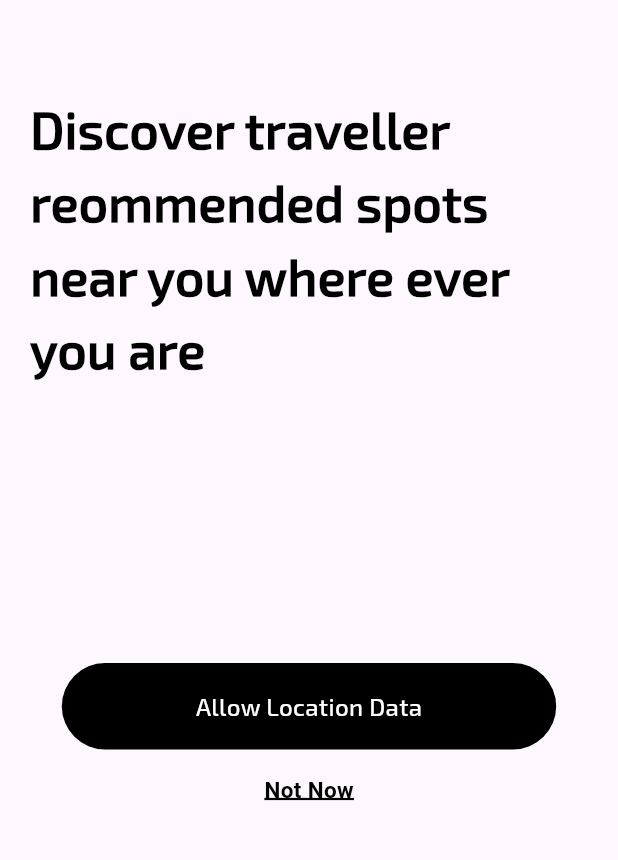
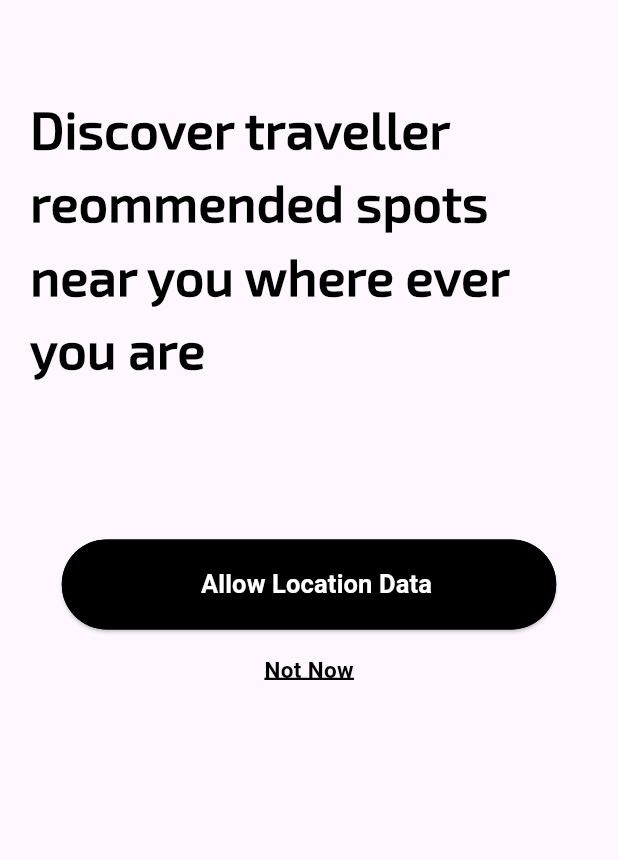
Before and after one commit to hamzajamil27/Adventurist, a Flutter app: the screen it shows after launch, after a tap on "Skip", on a phone screen of 412 x 824 dp, the part 309-1169 px from its top. Run offline on Flutter 3.47's test engine with Material 3 defaults, Android fonts, the phone set to English and light mode, and no system bars; our stand-ins replace firebase_auth, firebase_core, fluttertoast, font_awesome_flutter, google_sign_in, salomon_bottom_bar; accounts and stored records are empty; project files that could hold a hidden picture were left out.

Commit message:
- GoogleSignIn Authentication - Logout - Replaced Welcome screen and Page 2 screen buttons with CustomButtons

```diff
--- a/lib/pagetwo.dart
+++ b/lib/pagetwo.dart
@@ -1,3 +1,4 @@
+import 'package:adventurist/constants/buttons.dart';
 import 'package:adventurist/constants/colors/fontcolors.dart';
 import 'package:flutter/material.dart';
 import 'BottomNavigationBar/navigationbar.dart';
@@ -41,25 +42,18 @@ class _PageTwoState extends State<PageTwo> {
             ),
             ),
 
-              SizedBox(height: height * .2,),
+              SizedBox(height: height * .1,),
 
-             InkWell( onTap: () {},               // allow location button
-             child: Center(
-               child: Container(
-                height: height * .07, width: width * .80,
-                decoration: const BoxDecoration(
-                 color: Colors.black,
-                 borderRadius: BorderRadius.all(Radius.circular(30),),
-                  ),
-                  child: const Center(child: Text("Allow Location Data",
-                  style: TextStyle(fontFamily: Medium, fontSize: 16, color: Colors.white,
+             CustomButton(      //  calling a button from buttons.dart
+                          borderColor: Colors.black,
+                           backgroundColor: Colors.black,
+                           text: 'Allow Location Data',
+                           textColor: Colors.white,
+                           onPressed: (){},
+                               buttonWidth: width*0.8, // Set the desired width for the button
+                               buttonHeight: 60, // Set the desired height for the button
 
-                  ),
-                  ),
-                  ),
-                  ),
-             ),
-             ),
+                              ),
              SizedBox(height: height *.02,),
 
              InkWell( onTap: () {
--- /dev/null
+++ b/lib/screens/AccountScreen_and_SubScreens/auth_service.dart
@@ -0,0 +1 @@
+// TODO Implement this library.
--- a/lib/welcomescreen.dart
+++ b/lib/welcomescreen.dart
@@ -1,7 +1,14 @@
+import 'package:adventurist/BottomNavigationBar/navigationbar.dart';
+import 'package:adventurist/constants/buttons.dart';
 import 'package:adventurist/constants/colors/fontcolors.dart';
 import 'package:adventurist/pagetwo.dart';
+import 'package:adventurist/screens/AccountScreen_and_SubScreens/auth_service.dart';
 import 'package:adventurist/screens/signin_Screen.dart';
+import 'package:firebase_auth/firebase_auth.dart';
 import 'package:flutter/material.dart';
+import 'package:font_awesome_flutter/font_awesome_flutter.dart';
+import 'package:google_sign_in/google_sign_in.dart';
+
 
 class WelcomeScreen extends StatefulWidget {
   const WelcomeScreen({super.key});
@@ -13,9 +20,47 @@ class WelcomeScreen extends StatefulWidget {
 class _WelcomeScreenState extends State<WelcomeScreen> {
   @override
   Widget build(BuildContext context) {
+    bool loading= false;
+    // final auth = FirebaseAuth.instance;
+      final GoogleSignIn _googleSignIn = GoogleSignIn();
+  final FirebaseAuth _auth = FirebaseAuth.instance;
+
+
+
 
     final height = MediaQuery.of(context).size.height * 1;
+    final width = MediaQuery.of(context).size.width * 1;
+    Future<void> _GoogleSignin() async {
+      setState(() {
+        loading= true;
+      });
+    try {
+      final GoogleSignInAccount? googleUser = await _googleSignIn.signIn();
+      if (googleUser != null) {
+        final GoogleSignInAuthentication googleAuth = await googleUser.authentication;
+        final AuthCredential credential = GoogleAuthProvider.credential(
+          accessToken: googleAuth.accessToken,
+          idToken: googleAuth.idToken,
+        );
+        final UserCredential userCredential = await _auth.signInWithCredential(credential);
+        final User? user = userCredential.user;
+        // Handle user data (e.g., display user info).
+         Navigator.pushReplacement(
+      context,
+      MaterialPageRoute(builder: (context) => const NavigatorBar()),
+    );
+    setState(() {
+        loading= false;
+      });
 
+      }
+    } catch (error) {
+      print('Error signing in with Google: $error');
+      setState(() {
+        loading= false;
+      });
+    }
+  }
 
     return Scaffold(
       body: SingleChildScrollView(
@@ -98,66 +143,41 @@ class _WelcomeScreenState extends State<WelcomeScreen> {
             //   ),
             // ),
 
-          const  SizedBox(height: 40,),
+            SizedBox(height: height*0.1,),
 
-            SizedBox(  width: 340,                    // continue with google button
-              child: TextButton( onPressed: (){},
-                  style: TextButton.styleFrom(
+            CustomButton(      //  calling a button from buttons.dart
+                          borderColor: Colors.black,
+                           backgroundColor: Colors.white,
+                           icon: Icon(FontAwesomeIcons.google),
+                           text: 'Sign in',
+                           textColor: Colors.black,
+                           loading: loading,
+                           onPressed: _GoogleSignin,
+                               buttonWidth: width*0.8, // Set the desired width for the button
+                               buttonHeight: 60, // Set the desired height for the button
 
-                     backgroundColor: Colors.white, // Button background color
-                    padding: const EdgeInsets.symmetric(vertical: 16.0, horizontal: 24.0),
-                    shape: RoundedRectangleBorder(
-              borderRadius: BorderRadius.circular(30.0),
-               side: const BorderSide(
-                color: Colors.black, // Change the border color here
-                width: 2.0, // Set the border width
-              ),
-                    ),
-                  ),
-                  child: const Row(
-                    mainAxisAlignment: MainAxisAlignment.center,
-                    children:  [
-              Icon(Icons.android), // Replace with the Google icon or any other icon
-              SizedBox(width: 10), // Add some space between the icon and text
-              Text("Continue with Google",
-                style: TextStyle(fontFamily:Medium, fontWeight: FontWeight.bold, fontSize: 20, color: fullblack),
-              ),
-                    ],
-                  ),
-                  ),
-            ),
+                              ),
 
            const   SizedBox(height: 20,),
 
-             SizedBox(  width: 340,                    // Continue with E-mail
-              child: TextButton( onPressed: (){
-                Navigator.push(context, MaterialPageRoute(builder: ((context) => const SignInScreen()),),
-                );
-              },
-                  style: TextButton.styleFrom(
+           CustomButton(      //  calling a button from buttons.dart
+                          borderColor: Colors.black,
+                           backgroundColor: Colors.white,
+                           icon: Icon(Icons.mail_outline, color: blackColor,),
+                           text: 'Continue with email',
+                           textColor: Colors.black,
+                           loading: loading,
+                           onPressed: (){
+                             Navigator.push(
+                              context,
+                              MaterialPageRoute(builder: ((context) => const SignInScreen()),),);
+                           },
+                               buttonWidth: width*0.8, // Set the desired width for the button
+                               buttonHeight: 60, // Set the desired height for the button
 
-                     backgroundColor: Colors.white, // Button background color
-                    padding: const EdgeInsets.symmetric(vertical: 16.0, horizontal: 24.0),
-                    shape: RoundedRectangleBorder(
-              borderRadius: BorderRadius.circular(30.0),
-               side: const BorderSide(
-                color: Colors.black, // Change the border color here
-                width: 2.0, // Set the border width
-              ),
-                    ),
-                  ),
-                  child: const Row(
-                    mainAxisAlignment: MainAxisAlignment.center,
-                    children:  [
-              Icon(Icons.mail_outline, color: blackColor,), // Replace with the Google icon or any other icon
-              SizedBox(width: 10), // Add some space between the icon and text
-              Text("Continue with email",
-                style: TextStyle(fontFamily:Medium, fontWeight: FontWeight.bold, fontSize: 20, color: fullblack),
-              ),
-                    ],
-                  ),
-                  ),
-            ),
+                              ),
+
+
           ],
         ),
       ),
--- a/pubspec.yaml
+++ b/pubspec.yaml
@@ -42,6 +42,8 @@ dependencies:
   firebase_auth: ^4.8.0
   cloud_firestore: ^4.9.0
   fluttertoast: ^8.2.2
+  google_sign_in: ^6.2.1
+  font_awesome_flutter: ^10.6.0
 
 
 dev_dependencies:
```
Also changed, not shown: lib/screens/AccountScreen_and_SubScreens/account_Screen.dart (+5 -4 lines), lib/screens/homescreen.dart (+15 -18 lines), lib/screens/signin_Screen.dart (line endings or trailing spaces), pubspec.lock, 1 other file.
